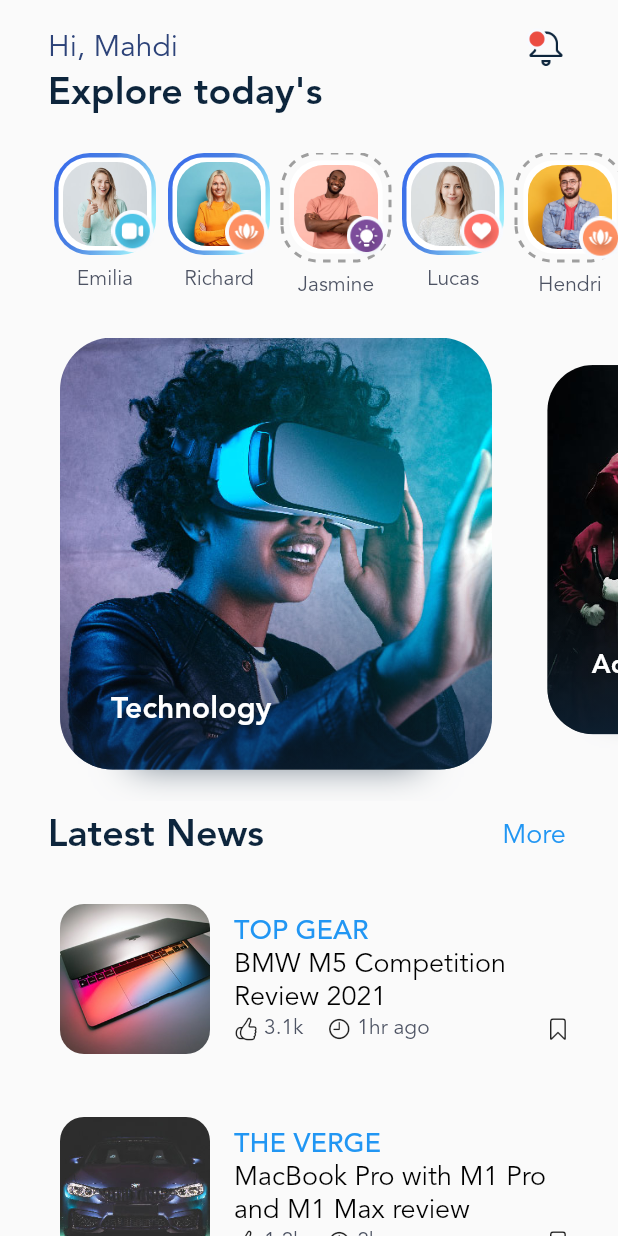
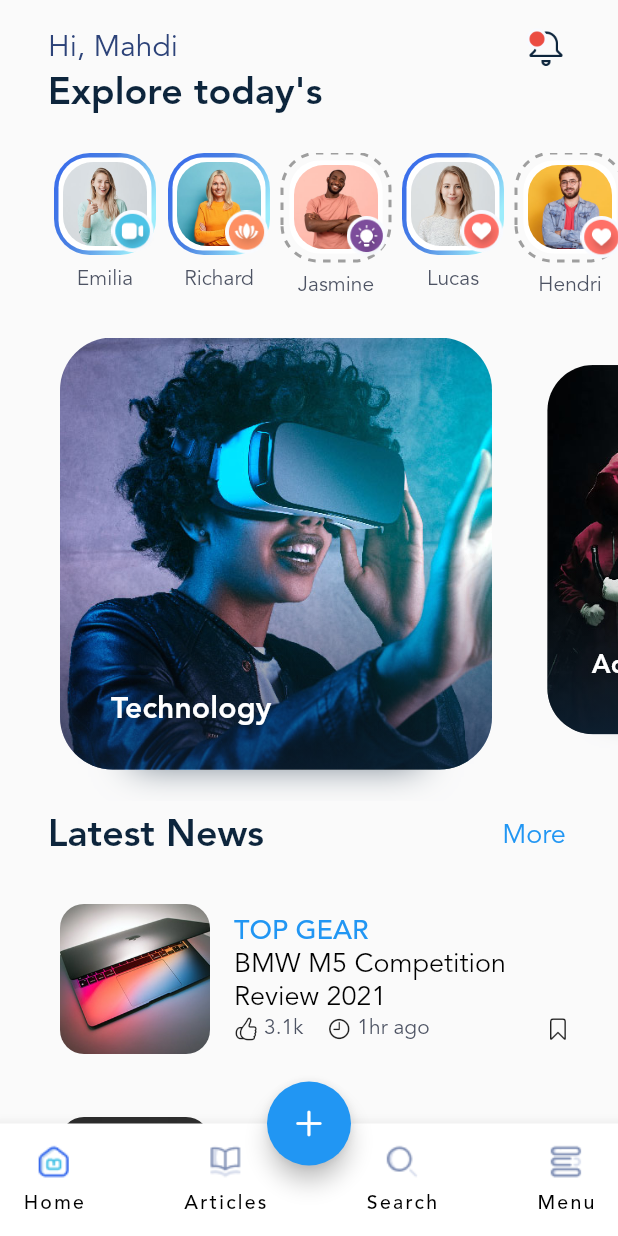
Before and after one commit to MahdiMohammadi-dev/blogapp, a Flutter app: the screen it shows after launch, on a phone screen of 412 x 824 dp. Run offline on Flutter 3.47's test engine with Material 2 defaults, Android fonts, the phone set to English and light mode, and no system bars; drawn by our look-alikes of dotted_border; our stand-ins replace flutter_animate, flutter_svg.

```diff
--- a/lib/const/text_theme.dart
+++ b/lib/const/text_theme.dart
@@ -1,26 +1,33 @@
+import 'package:blogapp/gen/fonts.gen.dart';
 import 'package:flutter/material.dart';
 
 class MyTextTheme {
-  final TextTheme textTheme = TextTheme(
+  final TextTheme textTheme = const TextTheme(
     titleLarge: TextStyle(
-        fontFamily: 'avenir',
+      fontFamily: FontFamily.avenir,
       fontWeight: FontWeight.w700,
       fontSize: 25,
       color: Color(0xff0d253c),
     ),
     titleMedium: TextStyle(
-        fontFamily: 'avenir',
+      fontFamily: FontFamily.avenir,
       fontWeight: FontWeight.w400,
       fontSize: 20,
       color: Color(0xff2d4379),
     ),
     bodyMedium: TextStyle(
-        fontFamily: 'avenir',
+      fontFamily: FontFamily.avenir,
       color: Color.fromARGB(255, 77, 83, 99),
     ),
     titleSmall: TextStyle(
-          fontFamily: 'avenir',
+        fontFamily: FontFamily.avenir,
         color: Colors.white,
         fontSize: 20,
-          fontWeight: FontWeight.w700));
+        fontWeight: FontWeight.w700),
+    labelSmall: TextStyle(
+        fontFamily: FontFamily.avenir,
+        color: Colors.black,
+        fontSize: 13,
+        fontWeight: FontWeight.w500),
+  );
 }
--- a/lib/fake_data_model.dart
+++ b/lib/fake_data_model.dart
@@ -1,3 +1,5 @@
+import 'package:blogapp/gen/assets.gen.dart';
+
 class Story {
   final int id;
   final String name;
@@ -47,16 +49,33 @@ class PostDataList {
       Category(
         id: 101,
         title: 'Technology',
-        imageFileName: 'large_post_1.jpg',
+        imageFileName: Assets.img.posts.large.largePost1.path,
       ),
-      Category(id: 102, title: 'Adventure', imageFileName: 'large_post_2.jpg'),
-      Category(id: 103, title: 'Sports', imageFileName: 'large_post_3.jpg'),
-      Category(id: 104, title: 'Politics', imageFileName: 'large_post_4.jpg'),
-      Category(id: 105, title: 'Science', imageFileName: 'large_post_5.jpg'),
       Category(
-          id: 106,
-          title: 'Car and Motorcycles',
-          imageFileName: 'large_post_6.jpg'),
+        id: 102,
+        title: 'Adventure',
+        imageFileName: Assets.img.posts.large.largePost2.path,
+      ),
+      Category(
+        id: 103,
+        title: 'Sports',
+        imageFileName: Assets.img.posts.large.largePost3.path,
+      ),
+      Category(
+        id: 104,
+        title: 'Politics',
+        imageFileName: Assets.img.posts.large.largePost4.path,
+      ),
+      Category(
+        id: 105,
+        title: 'Science',
+        imageFileName: Assets.img.posts.large.largePost5.path,
+      ),
+      Category(
+        id: 106,
+        title: 'Car and Motorcycles',
+        imageFileName: Assets.img.posts.large.largePost6.path,
+      ),
     ];
   }
 
@@ -69,7 +88,7 @@ class PostDataList {
           isBookmarked: false,
           likes: '3.1k',
           time: '1hr ago',
-          imageFileName: 'small_post_1.jpg'),
+          imageFileName: Assets.img.posts.small.smallPost1.path),
       PostData(
           id: 0,
           title: 'MacBook Pro with M1 Pro and M1 Max review',
@@ -77,7 +96,7 @@ class PostDataList {
           isBookmarked: false,
           likes: '1.2k',
           time: '2hr ago',
-          imageFileName: 'small_post_2.jpg'),
+          imageFileName: Assets.img.posts.small.smallPost2.path),
       PostData(
           id: 2,
           title: 'Step design sprint for UX beginner',
@@ -85,7 +104,7 @@ class PostDataList {
           isBookmarked: true,
           likes: '2k',
           time: '41hr ago',
-          imageFileName: 'small_post_3.jpg'),
+          imageFileName: Assets.img.posts.small.smallPost4.path),
     ];
   }
 }
@@ -96,50 +115,50 @@ class StoryData {
       Story(
           id: 1001,
           name: 'Emilia',
-          imageFileName: 'assets/img/stories/story_1.jpg',
-          iconFileName: 'category_1.png',
+          imageFileName: Assets.img.stories.story1.path,
+          iconFileName: Assets.img.icons.category1.path,
           isViewed: false),
       Story(
           id: 1002,
           name: 'Richard',
-          imageFileName: 'assets/img/stories/story_2.jpg',
-          iconFileName: 'category_2.png',
+          imageFileName: Assets.img.stories.story2.path,
+          iconFileName: Assets.img.icons.category2.path,
           isViewed: false),
       Story(
           id: 1003,
           name: 'Jasmine',
-          imageFileName: 'assets/img/stories/story_3.jpg',
-          iconFileName: 'category_3.png',
+          imageFileName: Assets.img.stories.story3.path,
+          iconFileName: Assets.img.icons.category3.path,
           isViewed: true),
       Story(
           id: 1004,
           name: 'Lucas',
-          imageFileName: 'assets/img/stories/story_4.jpg',
-          iconFileName: 'category_4.png',
+          imageFileName: Assets.img.stories.story4.path,
+          iconFileName: Assets.img.icons.category4.path,
           isViewed: false),
       Story(
           id: 1005,
           name: 'Hendri',
-          imageFileName: 'assets/img/stories/story_5.jpg',
-          iconFileName: 'category_2.png',
+          imageFileName: Assets.img.stories.story5.path,
+          iconFileName: Assets.img.icons.category4.path,
           isViewed: true),
       Story(
           id: 1006,
           name: 'Hendri',
-          imageFileName: 'assets/img/stories/story_6.jpg',
-          iconFileName: 'category_1.png',
+          imageFileName: Assets.img.stories.story6.path,
+          iconFileName: Assets.img.icons.category1.path,
           isViewed: false),
       Story(
           id: 1007,
           name: 'Hendri',
-          imageFileName: 'assets/img/stories/story_7.jpg',
-          iconFileName: 'category_4.png',
+          imageFileName: Assets.img.stories.story7.path,
+          iconFileName: Assets.img.icons.category4.path,
           isViewed: true),
       Story(
           id: 1008,
           name: 'Hendri',
-          imageFileName: 'assets/img/stories/story_8.jpg',
-          iconFileName: 'category_3.png',
+          imageFileName: Assets.img.stories.story8.path,
+          iconFileName: Assets.img.icons.category3.path,
           isViewed: false),
     ];
   }
--- /dev/null
+++ b/lib/gen/fonts.gen.dart
@@ -0,0 +1,15 @@
+/// GENERATED CODE - DO NOT MODIFY BY HAND
+/// *****************************************************
+///  FlutterGen
+/// *****************************************************
+
+// coverage:ignore-file
+// ignore_for_file: type=lint
+// ignore_for_file: directives_ordering,unnecessary_import,implicit_dynamic_list_literal,deprecated_member_use
+
+class FontFamily {
+  FontFamily._();
+
+  /// Font family: avenir
+  static const String avenir = 'avenir';
+}
--- a/lib/main.dart
+++ b/lib/main.dart
@@ -1,8 +1,15 @@
 import 'package:blogapp/const/text_theme.dart';
 import 'package:blogapp/screens/home_screen.dart';
+import 'package:blogapp/screens/splash_screen.dart';
 import 'package:flutter/material.dart';
+import 'package:flutter/services.dart';
 
 void main() {
+  SystemChrome.setSystemUIOverlayStyle(const SystemUiOverlayStyle(
+      statusBarColor: Colors.white,
+      statusBarIconBrightness: Brightness.dark,
+      systemNavigationBarColor: Colors.white,
+      systemNavigationBarIconBrightness: Brightness.dark));
   runApp(const MyApp());
 }
 
@@ -18,7 +25,7 @@ class MyApp extends StatelessWidget {
           colorScheme: ColorScheme.fromSeed(seedColor: Colors.deepPurple),
           textTheme: myTextTheme.textTheme),
       debugShowCheckedModeBanner: false,
-      home: HomeScreen(),
+      home: const SplashScreen(),
     );
   }
 }
--- a/lib/screens/home_screen.dart
+++ b/lib/screens/home_screen.dart
@@ -1,7 +1,10 @@
 import 'package:blogapp/fake_data_model.dart';
+import 'package:blogapp/gen/assets.gen.dart';
+import 'package:blogapp/widgets/bottom_nav.dart';
 import 'package:blogapp/widgets/category_carousel.dart';
 import 'package:blogapp/widgets/post_list.dart';
 import 'package:blogapp/widgets/story_section.dart';
+import 'package:flutter/cupertino.dart';
 import 'package:flutter/material.dart';
 
 class HomeScreen extends StatelessWidget {
@@ -30,7 +33,7 @@ class HomeScreen extends StatelessWidget {
                       style: textTheme.titleMedium,
                     ),
                     Image.asset(
-                      'assets/img/icons/notification.png',
+                      Assets.img.icons.notification.path,
                       width: 32,
                       height: 32,
                     )
@@ -59,6 +62,12 @@ class HomeScreen extends StatelessWidget {
           ),
         ),
       ),
+      bottomNavigationBar: BottomNav(),
+      floatingActionButtonLocation: FloatingActionButtonLocation.centerDocked,
+      floatingActionButton: FloatingActionButton(
+          backgroundColor: Colors.blue,
+          child: const Icon(CupertinoIcons.add),
+          onPressed: () {}),
     );
   }
 }
--- /dev/null
+++ b/lib/widgets/bottom_nav.dart
@@ -0,0 +1,46 @@
+import 'package:blogapp/gen/assets.gen.dart';
+import 'package:blogapp/widgets/ui_helper/bottom_nav_item.dart';
+import 'package:flutter/material.dart';
+
+class BottomNav extends StatelessWidget {
+  BottomNav({super.key});
+
+  @override
+  Widget build(BuildContext context) {
+    var textTheme = Theme.of(context).textTheme;
+    var size = MediaQuery.of(context).size;
+    return BottomAppBar(
+      height: 75,
+      color: Colors.white,
+      child: Padding(
+        padding: const EdgeInsets.only(left: 15, right: 15),
+        child: Row(
+          mainAxisAlignment: MainAxisAlignment.spaceBetween,
+          crossAxisAlignment: CrossAxisAlignment.center,
+          children: [
+            BottomNavItem(
+              iconPath: Assets.img.icons.home.path,
+              titleIcon: 'Home',
+              textTheme: textTheme,
+            ),
+            BottomNavItem(
+              iconPath: Assets.img.icons.articles.path,
+              titleIcon: 'Articles',
+              textTheme: textTheme,
+            ),
+            BottomNavItem(
+              iconPath: Assets.img.icons.search.path,
+              titleIcon: 'Search',
+              textTheme: textTheme,
+            ),
+            BottomNavItem(
+              iconPath: Assets.img.icons.menu.path,
+              titleIcon: 'Menu',
+              textTheme: textTheme,
+            ),
+          ],
+        ),
+      ),
+    );
+  }
+}
--- a/lib/widgets/category_carousel.dart
+++ b/lib/widgets/category_carousel.dart
@@ -42,7 +42,7 @@ class CategoryList extends StatelessWidget {
                   child: ClipRRect(
                     borderRadius: BorderRadius.circular(35),
                     child: Image.asset(
-                      'assets/img/posts/large/${categoryList[index].imageFileName}',
+                      categoryList[index].imageFileName,
                       fit: BoxFit.cover,
                     ),
                   ),
--- a/lib/widgets/post_list.dart
+++ b/lib/widgets/post_list.dart
@@ -59,7 +59,7 @@ class PostList extends StatelessWidget {
                       ClipRRect(
                           borderRadius: BorderRadius.circular(16),
                           child: Image.asset(
-                            'assets/img/posts/small/${postData[index].imageFileName}',
+                            postData[index].imageFileName,
                             width: 100,
                             height: 100,
                           )),
@@ -115,8 +115,10 @@ class PostList extends StatelessWidget {
                                 Expanded(
                                   child: Container(
                                     alignment: Alignment.centerRight,
-                                    child: const Icon(
-                                      CupertinoIcons.bookmark,
+                                    child: Icon(
+                                      postData[index].isBookmarked
+                                          ? CupertinoIcons.bookmark_fill
+                                          : CupertinoIcons.bookmark,
                                       size: 16,
                                     ),
                                   ),
--- a/lib/widgets/story_section.dart
+++ b/lib/widgets/story_section.dart
@@ -1,4 +1,5 @@
 import 'package:blogapp/fake_data_model.dart';
+import 'package:blogapp/gen/assets.gen.dart';
 import 'package:dotted_border/dotted_border.dart';
 import 'package:flutter/material.dart';
 
@@ -39,7 +40,7 @@ class StorySection extends StatelessWidget {
                       bottom: 0,
                       right: 0,
                       child: Image.asset(
-                        'assets/img/icons/${stories[index].iconFileName}',
+                        stories[index].iconFileName,
                         width: 30,
                         height: 30,
                       ),
--- /dev/null
+++ b/lib/widgets/ui_helper/bottom_nav_item.dart
@@ -0,0 +1,32 @@
+import 'package:flutter/material.dart';
+
+class BottomNavItem extends StatelessWidget {
+  BottomNavItem(
+      {super.key,
+      required this.iconPath,
+      required this.titleIcon,
+      required this.textTheme});
+  String iconPath;
+  String titleIcon;
+
+  TextTheme textTheme;
+  @override
+  Widget build(BuildContext context) {
+    return Column(
+      mainAxisAlignment: MainAxisAlignment.center,
+      crossAxisAlignment: CrossAxisAlignment.center,
+      children: [
+        SizedBox(
+          child: Image.asset(iconPath),
+        ),
+        const SizedBox(
+          height: 8,
+        ),
+        Text(
+          titleIcon,
+          style: textTheme.labelSmall,
+        )
+      ],
+    );
+  }
+}
```
Also changed, not shown: lib/gen/assets.gen.dart (added, +364 -0 lines), lib/screens/splash_screen.dart (added, +60 -0 lines), pubspec.yaml (+7 -0 lines), assets/img/background/onboarding.png (added), assets/img/background/splash.png (added), assets/img/icons/Facebook.png (added), assets/img/icons/Google.png (added), assets/img/icons/LOGO.svg (added), assets/img/icons/Twitter.png (added), pubspec.lock. Lines whose indentation alone changed are shown as unchanged.
